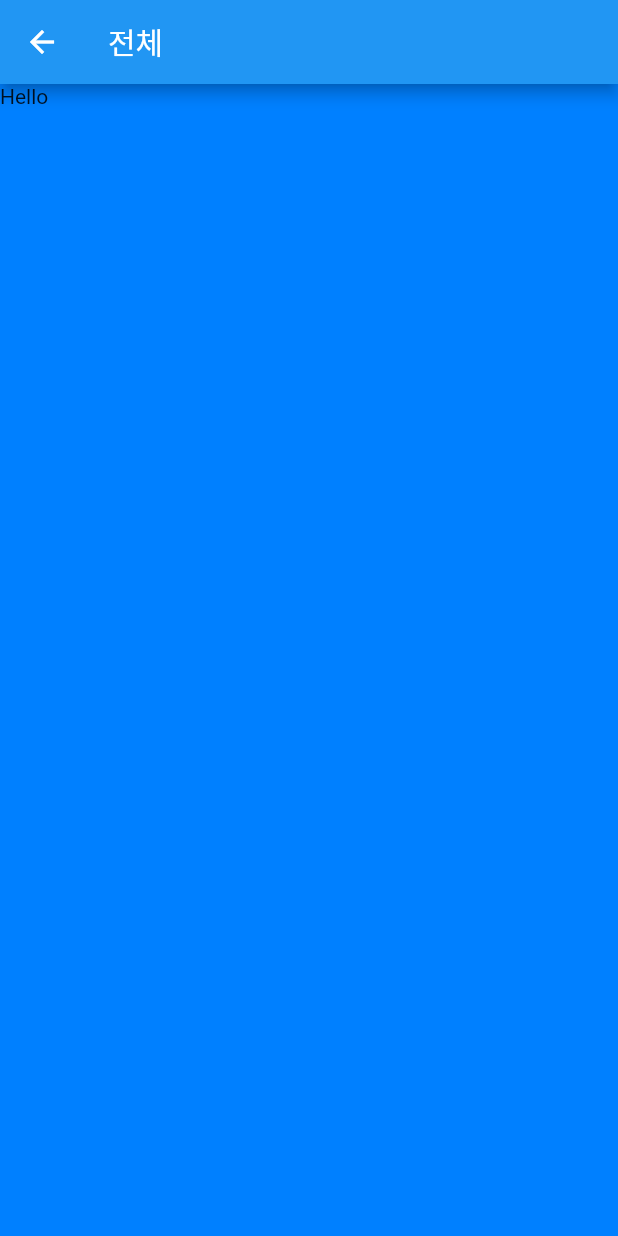
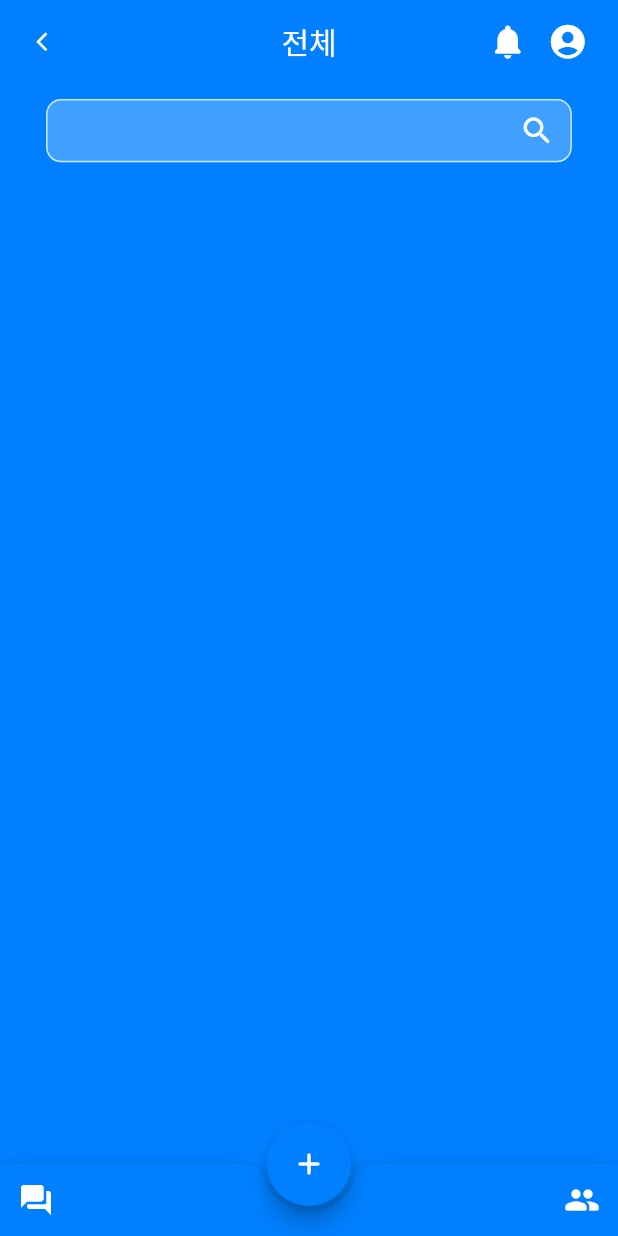
Before and after one commit to AnJW-HGU/2021CRASummer, a Flutter app: the screen it shows after launch, after a tap on "전체", on a phone screen of 412 x 824 dp. Run offline on Flutter 3.47's test engine with Material 2 defaults, Android fonts, the phone set to English and light mode, and no system bars; our stand-ins replace flutter_screenutil, get, hexcolor; Roboto replaces fonts that are missing (Barun).

Commit message:
feat: Make BoardPage and connect other pages
I made AddPostPage, SearchPage and modify CategoryPage.
Then, I connected with BoardPage.

```diff
--- a/lib/Category/addPost_page.dart
+++ b/lib/Category/addPost_page.dart
@@ -0,0 +1,34 @@
+import 'package:flutter/cupertino.dart';
+import 'package:flutter/material.dart';
+import 'package:flutter_screenutil/flutter_screenutil.dart';
+import 'package:get/get.dart';
+import 'dart:ui';
+
+import 'package:studytogether/main.dart';
+
+class AddPostPage extends StatefulWidget {
+  const AddPostPage({Key? key}) : super(key: key);
+
+  @override
+  _AddPostPageState createState() => _AddPostPageState();
+}
+
+class _AddPostPageState extends State<AddPostPage> {
+  @override
+  Widget build(BuildContext context) {
+    return ScreenUtilInit(
+      designSize: Size(411.4, 683.4),
+      builder: () {
+        return Scaffold(
+          body: SafeArea(
+            child: Center(
+              child: Text(
+                "Hi"
+              ),
+            ),
+          ),
+        );
+      },
+    );
+  }
+}
--- a/lib/Category/board_page.dart
+++ b/lib/Category/board_page.dart
@@ -5,6 +5,12 @@ import 'package:get/get.dart';
 import 'dart:ui';
 
 import 'package:studytogether/main.dart';
+
+import 'noti_page.dart';
+import 'package:studytogether/Profile/myProfile_page.dart';
+
+import 'search_page.dart';
+import 'addPost_page.dart';
 
 class BoardPage extends StatefulWidget {
   const BoardPage({Key? key}) : super(key: key);
@@ -14,7 +20,7 @@ class BoardPage extends StatefulWidget {
 }
 
 class _BoardPageState extends State<BoardPage> {
-  String boardTitle = Get.arguments;
+  String boardTitle = Get.arguments; // 카테고리 페이지로부터 타이틀 받음
 
   @override
   Widget build(BuildContext context) {
@@ -25,12 +31,148 @@ class _BoardPageState extends State<BoardPage> {
             backgroundColor: themeColor1, // 배경색
 
             appBar: AppBar(
+              backgroundColor: themeColor1, // 앱바색
+              elevation: 0.0, // 앱바 그림자 없게 하기
+              centerTitle: true,
               title: Text(
-                boardTitle,
+                boardTitle, // 타이틀
+                style: TextStyle(
+                  fontFamily: "Barun",
+                  fontSize: 20.sp,
+                  fontWeight: FontWeight.w400,
+                ),
+              ),
+
+              // 뒤로가기 아이콘 수정
+              leading: IconButton(
+                icon: Icon(Icons.arrow_back_ios_new_rounded),
+                tooltip: "Back Button",
+                iconSize: 15.w,
+                onPressed: () {
+                  Get.back();
+                },
+              ),
+
+              // 타이틀 오른쪽 아이콘들
+              actions: [
+                Row(
+                  children: [
+                    // 알림버튼
+                    Container(
+                      width: 40,
+                      child: IconButton(
+                        icon: Icon(Icons.notifications_rounded),
+                        tooltip: "Notification Button",
+                        iconSize: 27.w,
+                        onPressed: () {
+                          Get.to(NotiPage());
+                        },
+                      ),
+                    ),
+
+
+                    // 프로필 버튼
+                    Padding(
+                      padding: EdgeInsets.only(right: 15.w),
+                      child: Container(
+                        width: 40,
+                        child: IconButton(
+                            icon: Icon(Icons.account_circle_rounded),
+                            tooltip: "Profile Button",
+                            iconSize: 27.w,
+                            onPressed: () {
+                              Get.to(MyProfilePage());
+                            }
+                        ),
+                      ),
+                    ),
+                  ],
+                )
+              ],
+            ),
+            body: SafeArea(
+              child: Center(
+                child: Column(
+                  children: [
+
+                    // 검색 버튼
+                    Padding(
+                      padding: EdgeInsets.only(top: 10, bottom: 10),
+                        child: GestureDetector(
+                          onTap: () {
+                            Get.to(SearchPage());
+                          },
+
+                          child: Container(
+                            width: 350.w,
+                            height: 35.h,
+                            alignment: Alignment.centerRight,
+
+                            padding: EdgeInsets.only(right: 10.w),
+                            child: Icon(
+                              Icons.search_rounded,
+                              color: Colors.white,
+                            ),
+
+                            decoration: BoxDecoration(
+                              color: Colors.white.withOpacity(0.25),
+                              border: Border.all(color: Colors.white.withOpacity(0.75)),
+                              borderRadius: BorderRadius.circular(10)
+                            ),
+                          ),
+                        )
+                    ),
+
+                  ],
+                ),
               ),
             ),
-            body: SafeArea(
-              child: Text("Hello"),
+
+            // 글쓰기 버튼
+            floatingActionButtonLocation: FloatingActionButtonLocation.centerDocked,
+            floatingActionButton: FloatingActionButton(
+              onPressed: () {
+                Get.to(AddPostPage(), transition: Transition.downToUp);
+              },
+              child: Icon(Icons.add_rounded),
+              backgroundColor: themeColor1,
+              tooltip: "Add Post Button",
+            ),
+
+            // 하단 네비게이터 (나중에 Tapbar로 고칠 예정/현재 bottomAppBar)
+            bottomNavigationBar: BottomAppBar(
+              color: themeColor1,
+              shape: CircularNotchedRectangle(),
+              notchMargin: 4.0,
+
+              child: Row(
+                mainAxisSize: MainAxisSize.max,
+                mainAxisAlignment: MainAxisAlignment.spaceBetween,
+
+                children: [
+                  IconButton(
+                    onPressed: () {
+
+                    },
+                    icon: Icon(
+                      Icons.question_answer_rounded,
+                      color: Colors.white,
+                    ),
+                    tooltip: "Q&A Board Button",
+                  ),
+
+                  IconButton(
+                    onPressed: () {
+
+                    },
+                    icon: Icon(
+                      Icons.people_rounded,
+                      color: Colors.white,
+                    ),
+                    tooltip: "Study Board Button",
+                  ),
+                ],
+              ),
             ),
           );
         }
--- a/lib/Category/category_page.dart
+++ b/lib/Category/category_page.dart
@@ -29,14 +29,15 @@ class _CategoryPageState extends State<CategoryPage> {
             backgroundColor: themeColor1, // 배경색
 
             appBar: AppBar(
-              backgroundColor: themeColor1, //앱바색
-              elevation: 0.0, // 앱바 그림자 없게하기
+              backgroundColor: themeColor1, // 앱바색
+              elevation: 0.0, // 앱바 그림자 없게 하기
+              titleSpacing: 20.w,
               title: Text(
-                  "Study Together", // 타이틀
+                  "스터디 투게더", // 타이틀
                 style: TextStyle(
                   fontFamily: "Barun",
-                  fontSize: 25.sp,
-                  fontWeight: FontWeight.w500,
+                  fontSize: 20.sp,
+                  fontWeight: FontWeight.w600,
                 ),
               ),
 
@@ -45,30 +46,45 @@ class _CategoryPageState extends State<CategoryPage> {
                 Row(
                   children: [
                     // 로그인 버튼
-                    IconButton(
+                    Container(
+                      width: 40,
+                      child: IconButton(
                           icon: Icon(Icons.login_rounded),
+                          tooltip: "Login Button",
                           iconSize: 27.w,
                           onPressed: () {
                             Get.to(LoginPage());
                           }
                       ),
+                    ),
 
                     // 알림 버튼
-                    IconButton(
+                    Container(
+                      width: 40,
+                      child: IconButton(
                         icon: Icon(Icons.notifications_rounded),
+                        tooltip: "Notification Button",
                         iconSize: 27.w,
                         onPressed: () {
                           Get.to(NotiPage());
                         },
                       ),
+                    ),
 
                     // 프로필 버튼
-                    IconButton(
+                    Padding(
+                      padding: EdgeInsets.only(right: 15.w),
+                      child: Container(
+                        width: 40,
+                        child: IconButton(
                             icon: Icon(Icons.account_circle_rounded),
+                            tooltip: "Profile Button",
                             iconSize: 27.w,
                             onPressed: () {
                               Get.to(MyProfilePage());
                             }
+                        ),
+                      ),
                     ),
                   ],
                 )
--- a/lib/Category/search_page.dart
+++ b/lib/Category/search_page.dart
@@ -0,0 +1,30 @@
+import 'package:flutter/cupertino.dart';
+import 'package:flutter/material.dart';
+import 'package:flutter_screenutil/flutter_screenutil.dart';
+import 'package:get/get.dart';
+import 'dart:ui';
+
+import 'package:studytogether/main.dart';
+
+class SearchPage extends StatefulWidget {
+  const SearchPage({Key? key}) : super(key: key);
+
+  @override
+  _SearchPageState createState() => _SearchPageState();
+}
+
+class _SearchPageState extends State<SearchPage> {
+  @override
+  Widget build(BuildContext context) {
+    return ScreenUtilInit(
+      designSize: Size(411.4, 683.4),
+      builder: () {
+        return Scaffold(
+          body: SafeArea(
+            child: Text("hello"),
+          ),
+        );
+      },
+    );
+  }
+}
```
Lines whose indentation alone changed are shown as unchanged.
